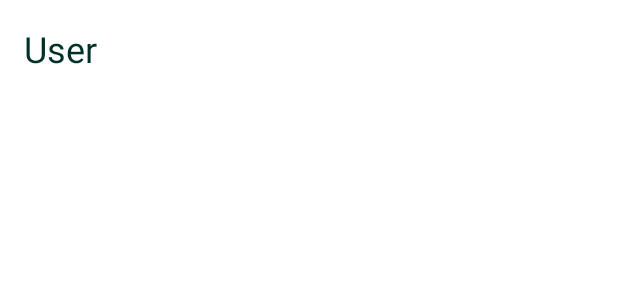
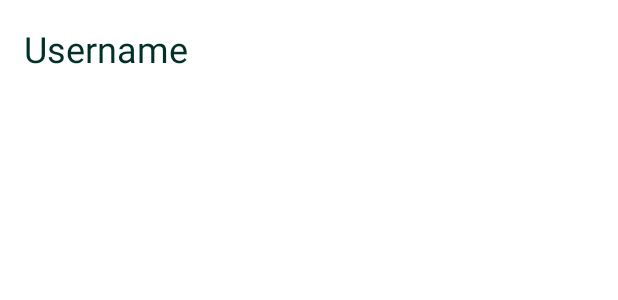
Before and after one commit to Fuuulkrum7/FoodJournal, an Android app: the layout lite_friend_card_fragment.xml on its own in the app's theme, with its tools: preview values and no code run, on a phone screen of 412 x 824 dp. Shown: the top 300 px of the screen. Run offline under Robolectric (Android 15) with nearby library versions, the phone set to English and light mode, and no system bars.

Commit message:
Something for friends list

```diff
--- a/app/src/main/java/com/example/journal/DishFragment.java
+++ b/app/src/main/java/com/example/journal/DishFragment.java
@@ -102,8 +102,8 @@ public class DishFragment extends Fragment implements View.OnClickListener {
         if (id == -1)
             return;
         database.deleteData(id, DatabaseInfo.JOURNAL_TABLE, DatabaseInfo.COLUMN_ID);
-
-        this.onDestroy();
+        // Это должно удалить текущий фрагмент.
+        getParentFragmentManager().beginTransaction().remove(this).commit();
     }
 
     // Индекс выбранного времени пищи (дабы сразу при выборе его сохранять в таком виде)
--- a/app/src/main/res/layout/lite_friend_card_fragment.xml
+++ b/app/src/main/res/layout/lite_friend_card_fragment.xml
@@ -9,8 +9,8 @@
     <TextView
         android:id="@+id/FriendName"
         android:layout_width="match_parent"
-        android:layout_height="match_parent"
-        android:text="User"
+        android:layout_height="wrap_content"
+        android:text="Username"
         android:textColor="?textColor"
         android:textSize="24sp"
         android:padding="16dp" />
```
Also changed, not shown: app/src/main/res/layout/fragment_friends.xml (+15 -2 lines).
